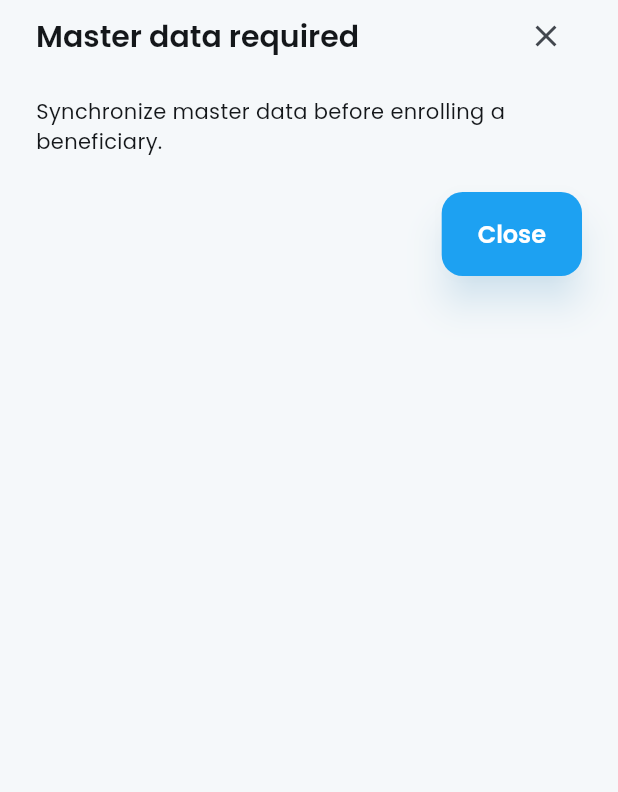
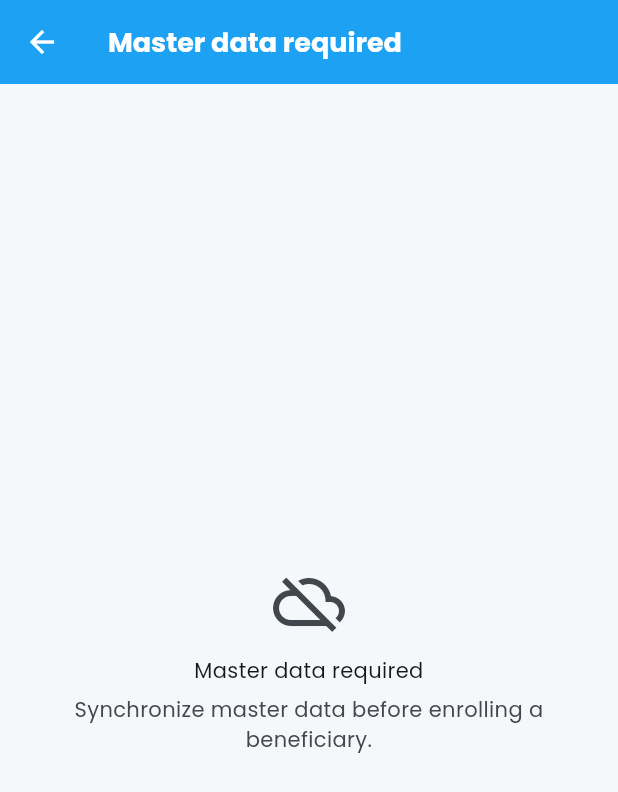
Before and after one commit to sunilparajuli/openimis_claim_policy_app, a Flutter app: the PolicyEnrollmentForm screen opened directly with empty values, on a phone screen of 412 x 824 dp. Shown: the top 792 px of the screen. Run offline on Flutter 3.47's test engine with Material 3 defaults, Android fonts, the phone set to English and light mode, and no system bars; our stand-ins replace auto_route, curved_labeled_navigation_bar, dio, envied, flutter_riverpod, flutter_secure_storage and 9 more; missing offline and left inert: mobile_scanner; accounts and stored records are empty; generated files the repository leaves out were written again; network calls fail.

Commit message:
Redesign CSU household enrolment form

```diff
--- a/lib/feature/policies/presentation/policy_enrollment_form.dart
+++ b/lib/feature/policies/presentation/policy_enrollment_form.dart
@@ -72,17 +72,20 @@ class _PolicyEnrollmentFormState extends ConsumerState<PolicyEnrollmentForm> {
   Widget build(BuildContext context) {
     final snapshot = ref.watch(csuMasterDataProvider).value;
     if (snapshot == null) {
-      return AppSheetContent(
-        title: Text(context.tr('Master data required')),
-        content: Text(
-          context.tr('Synchronize master data before enrolling a beneficiary.'),
+      return Scaffold(
+        appBar: AppAppBar(title: Text(context.tr('Master data required'))),
+        body: Center(
+          child: Padding(
+            padding: const EdgeInsets.all(24),
+            child: AppEmptyState(
+              icon: Icons.cloud_off_outlined,
+              message: context.tr('Master data required'),
+              description: context.tr(
+                'Synchronize master data before enrolling a beneficiary.',
               ),
-        actions: [
-          AppButton(
-            onPressed: () => Navigator.pop(context),
-            label: Text(context.tr('Close')),
             ),
-        ],
+          ),
+        ),
       );
     }
     final data = snapshot.data;
@@ -100,6 +103,9 @@ class _PolicyEnrollmentFormState extends ConsumerState<PolicyEnrollmentForm> {
     final selectedProduct = products
         .where((product) => product.id == _productId)
         .firstOrNull;
+    final pageTitle = widget.application == PolicyApplication.hiv
+        ? context.tr('New HIV beneficiary')
+        : context.tr('New CSU household');
 
     final theme = Theme.of(context);
     return Theme(
@@ -109,29 +115,37 @@ class _PolicyEnrollmentFormState extends ConsumerState<PolicyEnrollmentForm> {
           fillColor: theme.colorScheme.surfaceContainerHighest.withValues(
             alpha: 0.55,
           ),
-          border: InputBorder.none,
-          enabledBorder: InputBorder.none,
-          focusedBorder: InputBorder.none,
-          errorBorder: InputBorder.none,
-          focusedErrorBorder: InputBorder.none,
+          border: _fieldBorder,
+          enabledBorder: _fieldBorder,
+          focusedBorder: _fieldBorder,
+          errorBorder: _fieldBorder,
+          focusedErrorBorder: _fieldBorder,
           contentPadding: const EdgeInsets.symmetric(
             horizontal: 16,
             vertical: 16,
           ),
         ),
       ),
-      child: AppSheetContent(
-        title: Text(
-          widget.application == PolicyApplication.hiv
-              ? context.tr('New HIV beneficiary')
-              : context.tr('New CSU household'),
-        ),
-        content: Form(
+      child: Scaffold(
+        backgroundColor: theme.colorScheme.surface,
+        appBar: AppAppBar(title: Text(pageTitle)),
+        body: SafeArea(
+          child: Form(
             key: _formKey,
             child: SingleChildScrollView(
+              padding: const EdgeInsets.fromLTRB(16, 20, 16, 32),
               child: Column(
+                crossAxisAlignment: CrossAxisAlignment.stretch,
                 mainAxisSize: MainAxisSize.min,
                 children: [
+                  _FormSectionHeader(
+                    icon: Icons.person_outline_rounded,
+                    title: context.tr('Household head'),
+                    subtitle: context.tr(
+                      'Identity and beneficiary information',
+                    ),
+                  ),
+                  const SizedBox(height: 16),
                   AppTextField(
                     controller: _mpi,
                     decoration: InputDecoration(
@@ -161,7 +175,9 @@ class _PolicyEnrollmentFormState extends ConsumerState<PolicyEnrollmentForm> {
                   const SizedBox(height: 12),
                   AppDropdownField<String>(
                     value: _gender,
-                  decoration: InputDecoration(labelText: context.tr('Gender')),
+                    decoration: InputDecoration(
+                      labelText: context.tr('Gender'),
+                    ),
                     items: genders
                         .where((record) => record.code != null)
                         .map(
@@ -181,7 +197,13 @@ class _PolicyEnrollmentFormState extends ConsumerState<PolicyEnrollmentForm> {
                     lastDate: DateTime.now(),
                     onChanged: (value) => setState(() => _dateOfBirth = value),
                   ),
-                const SizedBox(height: 12),
+                  const SizedBox(height: 24),
+                  _FormSectionHeader(
+                    icon: Icons.home_outlined,
+                    title: context.tr('Household details'),
+                    subtitle: context.tr('Contact and residence information'),
+                  ),
+                  const SizedBox(height: 16),
                   AppTextField(
                     controller: _phone,
                     keyboardType: TextInputType.phone,
@@ -208,7 +230,9 @@ class _PolicyEnrollmentFormState extends ConsumerState<PolicyEnrollmentForm> {
                   const SizedBox(height: 12),
                   AppTextField(
                     controller: _address,
-                  decoration: InputDecoration(labelText: context.tr('Address')),
+                    decoration: InputDecoration(
+                      labelText: context.tr('Address'),
+                    ),
                   ),
                   if (widget.application == PolicyApplication.csu) ...[
                     const SizedBox(height: 12),
@@ -235,10 +259,18 @@ class _PolicyEnrollmentFormState extends ConsumerState<PolicyEnrollmentForm> {
                       onChanged: (value) => setState(() => _poverty = value),
                     ),
                   ],
-                const Divider(height: 28),
+                  const SizedBox(height: 24),
+                  _FormSectionHeader(
+                    icon: Icons.health_and_safety_outlined,
+                    title: context.tr('Policy'),
+                    subtitle: context.tr('Product and coverage information'),
+                  ),
+                  const SizedBox(height: 16),
                   AppDropdownField<int>(
                     value: _productId,
-                  decoration: InputDecoration(labelText: context.tr('Product')),
+                    decoration: InputDecoration(
+                      labelText: context.tr('Product'),
+                    ),
                     items: products
                         .map(
                           (product) => DropdownMenuItem(
@@ -330,21 +362,59 @@ class _PolicyEnrollmentFormState extends ConsumerState<PolicyEnrollmentForm> {
               ),
             ),
           ),
-        actions: [
-          AppButton(
-            variant: AppButtonVariant.text,
+        ),
+        bottomNavigationBar: AnimatedPadding(
+          duration: const Duration(milliseconds: 180),
+          padding: EdgeInsets.only(
+            bottom: MediaQuery.viewInsetsOf(context).bottom,
+          ),
+          child: SafeArea(
+            top: false,
+            child: DecoratedBox(
+              decoration: BoxDecoration(
+                color: theme.colorScheme.surface,
+                boxShadow: const [
+                  BoxShadow(
+                    color: Color(0x14000000),
+                    blurRadius: 16,
+                    offset: Offset(0, -4),
+                  ),
+                ],
+              ),
+              child: Padding(
+                padding: const EdgeInsets.fromLTRB(16, 12, 16, 12),
+                child: Row(
+                  children: [
+                    Expanded(
+                      child: AppButton(
+                        variant: AppButtonVariant.secondary,
                         onPressed: () => Navigator.pop(context),
                         label: Text(context.tr('Cancel')),
                       ),
-          AppButton(
+                    ),
+                    const SizedBox(width: 12),
+                    Expanded(
+                      flex: 2,
+                      child: AppButton(
                         onPressed: () => _submit(data, products, locations),
                         icon: const Icon(Icons.save_outlined),
                         label: Text(context.tr('Save offline')),
                       ),
+                    ),
                   ],
+                ),
+              ),
+            ),
+          ),
+        ),
       ),
     );
   }
+
+  static const _fieldBorder = OutlineInputBorder(
+    borderRadius: BorderRadius.all(Radius.circular(14)),
+    borderSide: BorderSide.none,
+  );
 
   List<PolicyProduct> _products(CsuMasterData data) {
     final result = <PolicyProduct>[];
@@ -484,3 +554,56 @@ class _PolicyEnrollmentFormState extends ConsumerState<PolicyEnrollmentForm> {
     return names.isNotEmpty ? names : record.code ?? '${record.id}';
   }
 }
+
+class _FormSectionHeader extends StatelessWidget {
+  const _FormSectionHeader({
+    required this.icon,
+    required this.title,
+    required this.subtitle,
+  });
+
+  final IconData icon;
+  final String title;
+  final String subtitle;
+
+  @override
+  Widget build(BuildContext context) => Row(
+    crossAxisAlignment: CrossAxisAlignment.start,
+    children: [
+      Container(
+        width: 40,
+        height: 40,
+        decoration: BoxDecoration(
+          color: Theme.of(context).colorScheme.primaryContainer,
+          borderRadius: BorderRadius.circular(12),
+        ),
+        child: Icon(
+          icon,
+          size: 21,
+          color: Theme.of(context).colorScheme.onPrimaryContainer,
+        ),
+      ),
+      const SizedBox(width: 12),
+      Expanded(
+        child: Column(
+          crossAxisAlignment: CrossAxisAlignment.start,
+          children: [
+            Text(
+              title,
+              style: Theme.of(
+                context,
+              ).textTheme.titleMedium?.copyWith(fontWeight: FontWeight.w700),
+            ),
+            const SizedBox(height: 2),
+            Text(
+              subtitle,
+              style: Theme.of(context).textTheme.bodySmall?.copyWith(
+                color: Theme.of(context).colorScheme.onSurfaceVariant,
+              ),
+            ),
+          ],
+        ),
+      ),
+    ],
+  );
+}
```
Also changed, not shown: lib/feature/policies/presentation/family_enrolment_page.dart (+5 -4 lines), 1 other file. Lines whose indentation alone changed are shown as unchanged.
